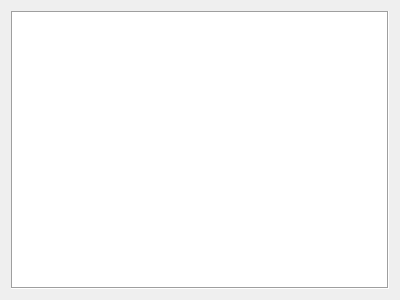
Above: plover/gui_qt/suggestions_widget.ui from morinted/plover before the change. Below: the same form after it.
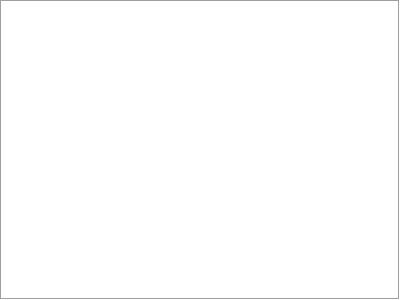
That is the form after the change.

Commit message: gui_qt: fix suggestions widget margins

```diff
--- a/plover/gui_qt/suggestions_widget.ui
+++ b/plover/gui_qt/suggestions_widget.ui
@@ -14,6 +14,18 @@
    <string>Form</string>
   </property>
   <layout class="QGridLayout" name="gridLayout">
+   <property name="leftMargin">
+    <number>0</number>
+   </property>
+   <property name="topMargin">
+    <number>0</number>
+   </property>
+   <property name="rightMargin">
+    <number>0</number>
+   </property>
+   <property name="bottomMargin">
+    <number>0</number>
+   </property>
    <item row="0" column="0">
     <widget class="QTextEdit" name="suggestions">
      <property name="frameShape">
```
